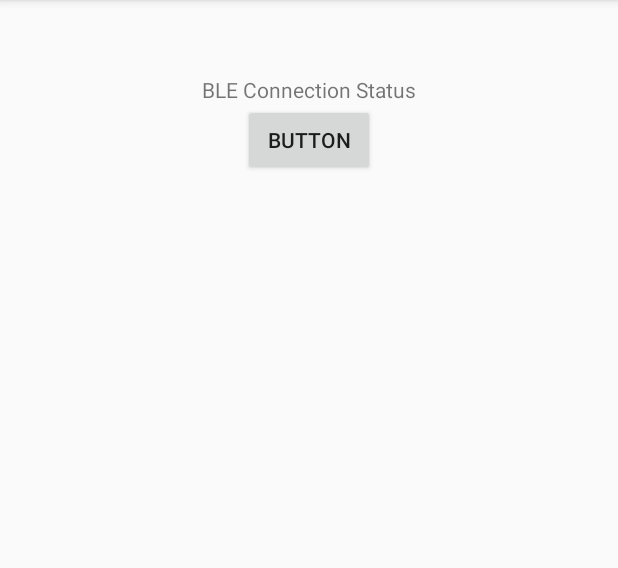
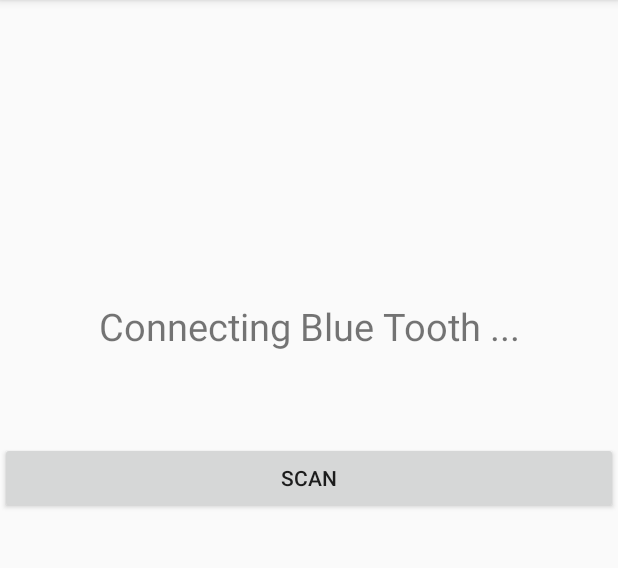
Before and after one commit to munhra/byouleave, an Android app: the screen it shows after launch (MainActivity), on a phone screen of 412 x 824 dp, the part 84-652 px from its top. Run offline under Robolectric (Android 15) with nearby library versions, the phone set to English and light mode, and no system bars.

Commit message:
Changed UI to show Open/Close Text

```diff
--- a/app/src/main/java/com/example/vntraal/byouleave/MainActivity.java
+++ b/app/src/main/java/com/example/vntraal/byouleave/MainActivity.java
@@ -16,6 +16,7 @@ import android.os.Bundle;
 import android.util.Log;
 import android.view.View;
 import android.widget.Button;
+import android.widget.TextView;
 
 import java.io.UnsupportedEncodingException;
 import java.util.ArrayList;
@@ -62,7 +63,7 @@ public class MainActivity extends AppCompatActivity {
         }else{
             Log.v("BYouLeave","Adapter ready enable button");
             createScanCallBack();
-            //btAdapter.startLeScan(lesScanCallBack);
+            btAdapter.startLeScan(lesScanCallBack);
             defineButtonClick();
         }
     }
@@ -140,7 +141,14 @@ public class MainActivity extends AppCompatActivity {
             public void onCharacteristicChanged(BluetoothGatt gatt, BluetoothGattCharacteristic characteristic) {
                 super.onCharacteristicChanged(gatt, characteristic);
                 Log.v("BYouLeave","onCharacteristicChanged "+bytesToString2(characteristic.getValue()));
-
+                final String bleText = bytesToString2(characteristic.getValue());
+                final TextView statusText = (TextView) findViewById(R.id.doorStatusText);
+                statusText.post(new Runnable() {
+                    @Override
+                    public void run() {
+                        statusText.setText(bleText);
+                    }
+                });
 
             }
 
@@ -174,7 +182,9 @@ public class MainActivity extends AppCompatActivity {
                 Log.v("BYouLeave","onMtuChanged");
             }
         };
+    }
 
+    public void playNotificationSound() {
 
     }
 
--- a/app/src/main/res/layout/activity_main.xml
+++ b/app/src/main/res/layout/activity_main.xml
@@ -4,20 +4,38 @@
     android:layout_height="wrap_content"
     android:orientation="vertical"
     android:gravity="center"
-    android:layout_marginTop="50dp"
+    android:layout_marginTop="150dp"
     xmlns:android="http://schemas.android.com/apk/res/android">
 
+    <LinearLayout
+        android:layout_width="match_parent"
+        android:layout_height="match_parent"
+        android:orientation="vertical"
+        android:layout_marginTop="50dp"
+        android:gravity="center">
+
         <TextView
-        android:id="@+id/textView"
-        android:layout_width="wrap_content"
+            android:id="@+id/doorStatusText"
+            android:layout_width="match_parent"
             android:layout_height="wrap_content"
-        android:layout_weight="1"
-        android:text="BLE Connection Status" />
+            android:gravity="center"
+            android:text="Connecting Blue Tooth ..."
+            android:textSize="25dp" />
+    </LinearLayout>
+
+    <LinearLayout
+        android:layout_width="match_parent"
+        android:layout_height="match_parent"
+        android:orientation="vertical"
+        android:layout_marginTop="60dp"
+        android:gravity="center">
 
         <Button
             android:id="@+id/scan_button"
-        android:layout_width="wrap_content"
+            android:layout_width="match_parent"
             android:layout_height="wrap_content"
             android:layout_weight="1"
-        android:text="Button" />
+            android:text="Scan" />
     </LinearLayout>
+
+</LinearLayout>
```
Lines whose indentation alone changed are shown as unchanged.
